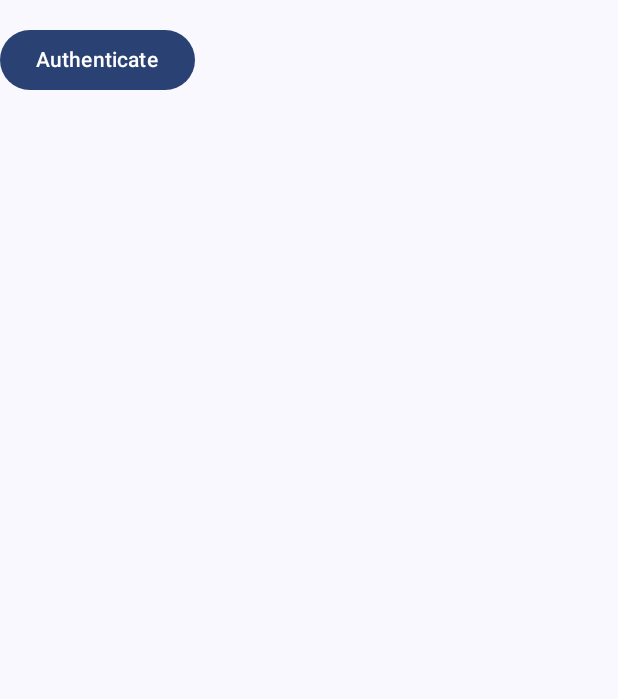
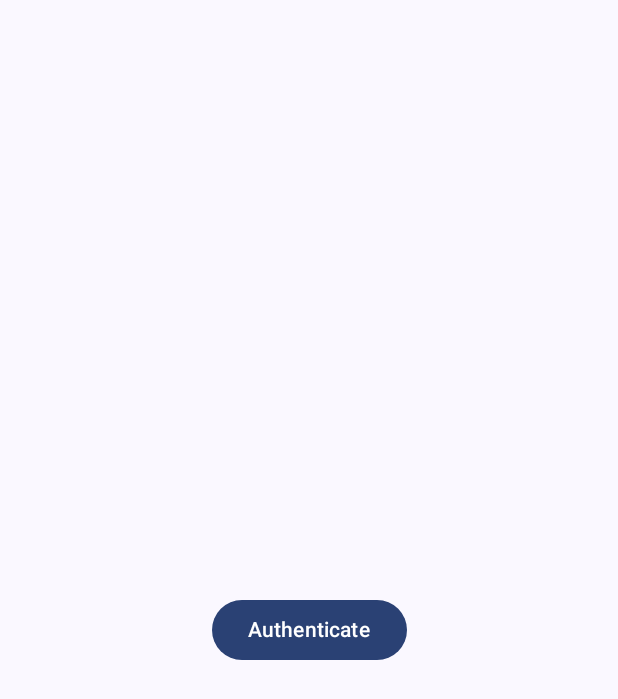
Before and after one commit to pragmaticcoders/android-biometric-auth, an Android app built with Jetpack Compose: the screen it shows after launch (MainActivity), on a phone screen of 412 x 824 dp. Shown: the top 699 px of the screen. Run offline under Robolectric (Android 15) with nearby library versions, the phone set to English and light mode, and no system bars.

Commit message:
Center button on screen

```diff
--- a/app/src/main/java/com/pragmaticcoders/biometrics_auth/MainActivity.kt
+++ b/app/src/main/java/com/pragmaticcoders/biometrics_auth/MainActivity.kt
@@ -62,7 +62,7 @@ class MainActivity : FragmentActivity() {
 
                 Scaffold(modifier = Modifier.fillMaxSize()) { innerPadding ->
                     Column(
-                        modifier = Modifier.padding(innerPadding),
+                        modifier = Modifier.padding(innerPadding).fillMaxSize(),
                         horizontalAlignment = Alignment.CenterHorizontally,
                         verticalArrangement = Arrangement.Center
                     ) {
```
